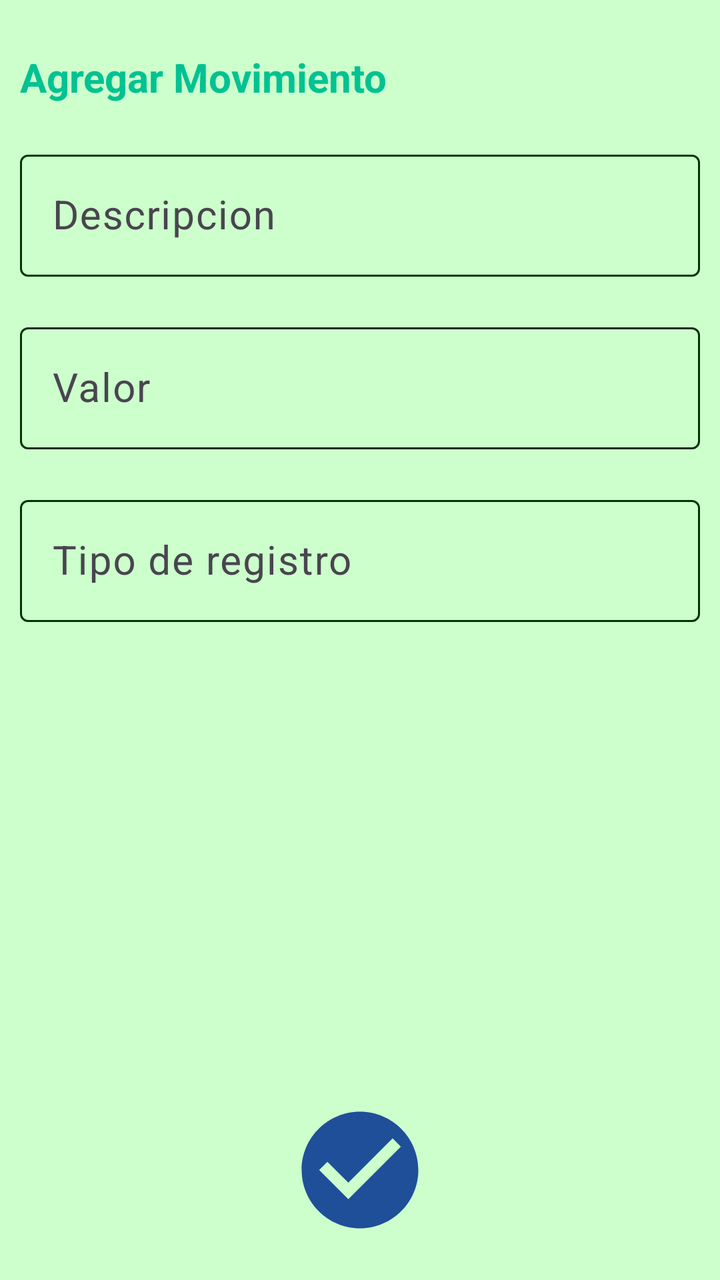
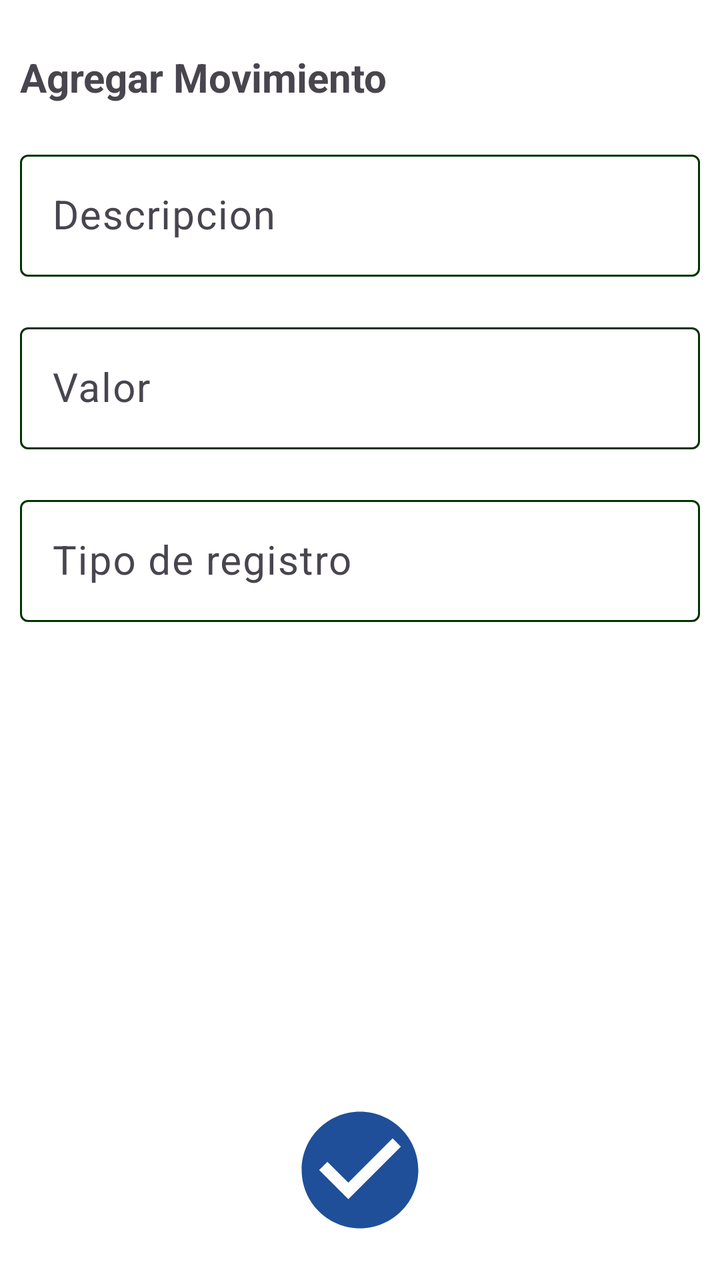

Compare the two renders of this Android layout. The source of the first and the diff that turns it into the second are given below.
<!-- AndroidManifest.xml: application theme Theme.MyLittleFinanControl -->
<!-- res/layout/activity_actualizar_movimiento.xml -->
<?xml version="1.0" encoding="utf-8"?>
<RelativeLayout
    xmlns:android="http://schemas.android.com/apk/res/android"
    xmlns:app="http://schemas.android.com/apk/res-auto"
    xmlns:tools="http://schemas.android.com/tools"
    android:id="@+id/main"
    android:layout_width="match_parent"
    android:layout_height="match_parent"
    android:orientation="vertical"
    android:fitsSystemWindows="true"
    tools:context=".ActualizarMovimientoActivity">

    <TextView
        android:id="@+id/txtAgregarNota"
        android:text="@string/txtAgregarNota"
        android:textStyle="bold"
        android:layout_width="wrap_content"
        android:layout_height="wrap_content"
        android:layout_alignParentTop="true"
        android:layout_marginTop="15dp"
        android:textColor="@color/btn_primary"
        android:textSize="20sp"
        android:padding="10dp"/>

    <com.google.android.material.textfield.TextInputLayout
        android:id="@+id/TILdescripcion"
        android:layout_width="match_parent"
        android:layout_height="wrap_content"
        android:layout_below="@+id/txtAgregarNota"
        android:padding="10dp">

        <EditText
            android:id="@+id/etDescripcion"
            android:maxLines="1"
            android:textSize="20sp"
            android:hint="@string/etDescripcion"
            android:layout_width="match_parent"
            android:layout_height="wrap_content"
            />
    </com.google.android.material.textfield.TextInputLayout>

    <com.google.android.material.textfield.TextInputLayout
        android:layout_width="match_parent"
        android:layout_height="wrap_content"
        android:id="@+id/TILValor"
        android:layout_below="@+id/TILdescripcion"
        android:padding="10dp">

        <EditText
            android:id="@+id/etValor"
            android:hint="@string/etValor"
            android:textSize="20sp"
            android:layout_width="match_parent"
            android:layout_height="wrap_content"/>

    </com.google.android.material.textfield.TextInputLayout>

    <com.google.android.material.textfield.TextInputLayout
        android:layout_width="match_parent"
        android:layout_height="wrap_content"
        android:layout_below="@+id/TILValor"
        android:padding="10dp">

        <EditText
            android:id="@+id/etTipoReg"
            android:hint="@string/etTipoReg"
            android:textSize="20sp"
            android:layout_width="match_parent"
            android:layout_height="wrap_content"/>

    </com.google.android.material.textfield.TextInputLayout>

    <ImageView
        android:id="@+id/ivActualizarMovimiento"
        android:src="@drawable/ic_check"
        android:layout_alignParentBottom="true"
        android:layout_centerInParent="true"
        android:layout_marginEnd="15dp"
        android:layout_marginBottom="20dp"
        android:layout_width="70dp"
        android:layout_height="70dp"/>

</RelativeLayout>
<!-- resources referenced by this layout -->
<resources>
  <color name="btn_primary">#00C292</color>
  <!-- drawable ic_check (drawable) -->
  <vector xmlns:android="http://schemas.android.com/apk/res/android" android:autoMirrored="true" android:height="24dp" android:tint="#1F4F98" android:viewportHeight="24" android:viewportWidth="24" android:width="24dp">
        
      <path android:fillColor="@android:color/white" android:pathData="M12,2C6.48,2 2,6.48 2,12s4.48,10 10,10 10,-4.48 10,-10S17.52,2 12,2zM10,17l-5,-5 1.41,-1.41L10,14.17l7.59,-7.59L19,8l-9,9z"/>
      
  </vector>
  <string name="etDescripcion">Descripcion</string>
  <string name="etTipoReg">Tipo de registro</string>
  <string name="etValor">Valor</string>
  <string name="txtAgregarNota">Agregar Movimiento</string>
  <style name="Theme.MyLittleFinanControl" parent="Base.Theme.MyLittleFinanControl" />
  <style name="Base.Theme.MyLittleFinanControl" parent="Theme.Material3.DayNight.NoActionBar">
          
  
          <item name="colorPrimary">@color/verde_oscuro</item>
  
          <item name="colorOnPrimary">@color/verde_claro</item>
  
  
          <item name="colorPrimaryContainer">@color/verde_transparente</item>
          <item name="colorOnPrimaryContainer">@color/verde_negro</item>
  
  
          <item name="colorSecondary">@color/white</item>
  
          <item name="colorOnSecondary">@color/secondary</item>
  
  
          <item name="colorOutline">@color/verde_negro</item>
  
  
          <item name="colorOnSurface">@color/verde_negro</item>
  
          
          <item name="android:windowBackground">@color/background_light</item>
          <item name="colorSurface">@color/verde_transparente</item>
  
          <item name="colorError">@color/accent_alerta</item>
  
          <item name="colorOnError">@color/accent_alerta</item>
  
          
          <item name="android:statusBarColor">@color/background_light</item>
          <item name="android:windowLightStatusBar">true</item>
      </style>
  <color name="verde_oscuro">#008000</color>
  <color name="verde_claro">#CCFFCC</color>
  <color name="verde_transparente">#5FCCFFCC</color>
  <color name="verde_negro">#003300</color>
  <color name="white">#CCFFCC</color>
  <color name="secondary">#33FF00</color>
  <color name="background_light">#CCFFCC</color>
  <color name="accent_alerta">#FF7878</color>
</resources>

<!-- the commit's change to res/layout/activity_actualizar_movimiento.xml (unified diff, before → after) -->
@@ -18,7 +18,6 @@
         android:layout_height="wrap_content"
         android:layout_alignParentTop="true"
         android:layout_marginTop="15dp"
-        android:textColor="@color/btn_primary"
         android:textSize="20sp"
         android:padding="10dp"/>
 
<!-- resource entries referenced after the edit -->
@@ -1,6 +1,5 @@
 <!-- resources referenced by this layout -->
 <resources>
-  <color name="btn_primary">#00C292</color>
   <!-- drawable ic_check (drawable) -->
   <vector xmlns:android="http://schemas.android.com/apk/res/android" android:autoMirrored="true" android:height="24dp" android:tint="#1F4F98" android:viewportHeight="24" android:viewportWidth="24" android:width="24dp">
         
@@ -13,46 +12,62 @@
   <string name="txtAgregarNota">Agregar Movimiento</string>
   <style name="Theme.MyLittleFinanControl" parent="Base.Theme.MyLittleFinanControl" />
   <style name="Base.Theme.MyLittleFinanControl" parent="Theme.Material3.DayNight.NoActionBar">
+  
           
+          <item name="colorPrimary">@color/verde_oscuro</item>
+          
+          <item name="colorOnPrimary">@android:color/white</item>
   
-          <item name="colorPrimary">@color/verde_oscuro</item>
-  
-          <item name="colorOnPrimary">@color/verde_claro</item>
-  
-  
-          <item name="colorPrimaryContainer">@color/verde_transparente</item>
+          
+          <item name="colorPrimaryContainer">@color/verde_claro</item>
+          
           <item name="colorOnPrimaryContainer">@color/verde_negro</item>
   
+          
+          <item name="colorSecondary">@color/verde</item>
+          
+          <item name="colorOnSecondary">@color/verde_negro</item>
   
-          <item name="colorSecondary">@color/white</item>
+          
+          <item name="colorSecondaryContainer">@color/verde_transparente</item>
+          <item name="colorOnSecondaryContainer">@color/verde_negro</item>
   
-          <item name="colorOnSecondary">@color/secondary</item>
+          
+          <item name="colorTertiary">@color/verde_blanco_transparente</item>
+          <item name="colorOnTertiary">@color/verde_negro</item>
   
-  
+          
           <item name="colorOutline">@color/verde_negro</item>
   
-  
+          
           <item name="colorOnSurface">@color/verde_negro</item>
   
           
-          <item name="android:windowBackground">@color/background_light</item>
-          <item name="colorSurface">@color/verde_transparente</item>
-  
-          <item name="colorError">@color/accent_alerta</item>
-  
-          <item name="colorOnError">@color/accent_alerta</item>
+          
+          <item name="android:windowBackground">@android:color/white</item>
+          
+          <item name="colorSurface">@color/verde_blanco_transparente</item>
   
           
-          <item name="android:statusBarColor">@color/background_light</item>
+          <item name="colorError">@color/rojo_alerta</item>
+          <item name="colorOnError">@color/rojo_transparente</item>
+  
+          
+          <item name="android:statusBarColor">@android:color/white</item>
           <item name="android:windowLightStatusBar">true</item>
+  
+          
+          <item name="colorSurfaceVariant">#E0E0E0</item>
+          <item name="colorOnSurfaceVariant">#49454F</item>
+  
       </style>
   <color name="verde_oscuro">#008000</color>
   <color name="verde_claro">#CCFFCC</color>
   <color name="verde_transparente">#5FCCFFCC</color>
+  <color name="verde_blanco_transparente">#D3F6FFF6</color>
+  <color name="rojo_alerta">#FF6666</color>
+  <color name="rojo_transparente">#7BF69F9F</color>
   <color name="verde_negro">#003300</color>
-  <color name="white">#CCFFCC</color>
-  <color name="secondary">#33FF00</color>
-  <color name="background_light">#CCFFCC</color>
-  <color name="accent_alerta">#FF7878</color>
+  <color name="verde">#00C292</color>
 </resources>
 
